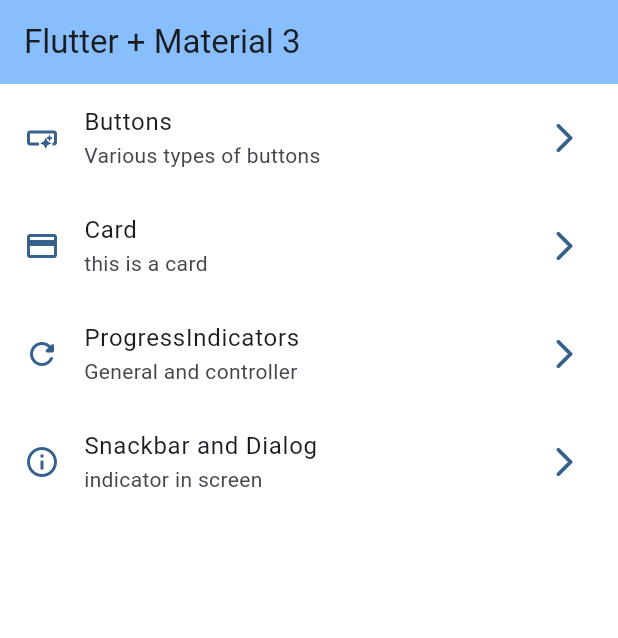
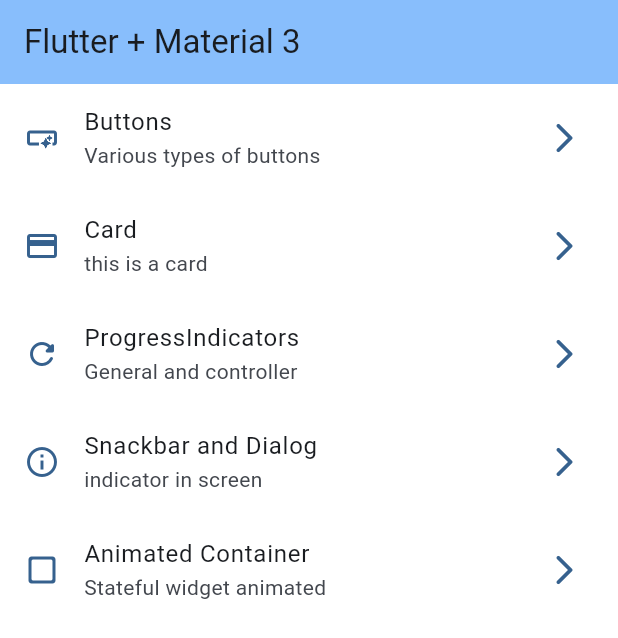
Before and after one commit to jdgelfry/widgets_app, a Flutter app: the screen it shows after launch, on a phone screen of 412 x 824 dp. Shown: the top 638 px of the screen. Run offline on Flutter 3.47's test engine with Material 3 defaults, Android fonts, the phone set to English and light mode, and no system bars; our stand-ins replace go_router.

Commit message:
Add animated

```diff
--- a/lib/config/menu/menu_items.dart
+++ b/lib/config/menu/menu_items.dart
@@ -39,4 +39,10 @@ const appMenuItems = <MenuItem>[
     link: '/snackbar',
     icon: Icons.info_outline,
   ),
+  MenuItem(
+    title: 'Animated Container',
+    subtitle: 'Stateful widget animated',
+    link: '/animated',
+    icon: Icons.check_box_outline_blank_rounded,
+  ),
 ];
--- a/lib/config/router/app_router.dart
+++ b/lib/config/router/app_router.dart
@@ -30,5 +30,10 @@ final appRouter = GoRouter(
       name: SnackbarScreen.name,
       builder: (context, state) => const SnackbarScreen(),
     ),
+    GoRoute(
+      path: '/animated',
+      name: AnimatedScreen.name,
+      builder: (context, state) => const AnimatedScreen(),
+    ),
   ],
 );
--- a/lib/presentation/screens/snackbar/snackbar_screen.dart
+++ b/lib/presentation/screens/snackbar/snackbar_screen.dart
@@ -1,6 +1,5 @@
 import 'package:flutter/material.dart';
 import 'package:go_router/go_router.dart';
-import 'package:widgets_app/config/router/app_router.dart';
 
 class SnackbarScreen extends StatelessWidget {
   static const String name = 'snackbar_screen';
```
Also changed, not shown: lib/presentation/screens/animated/animated_screen.dart (+51 -2 lines).
